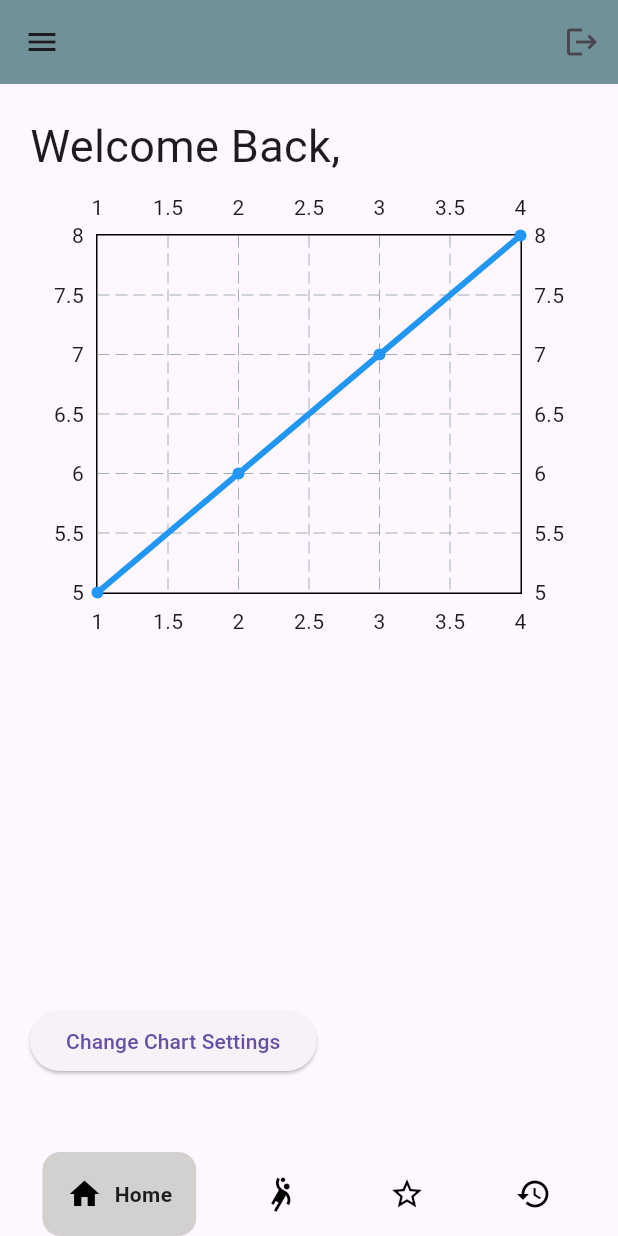
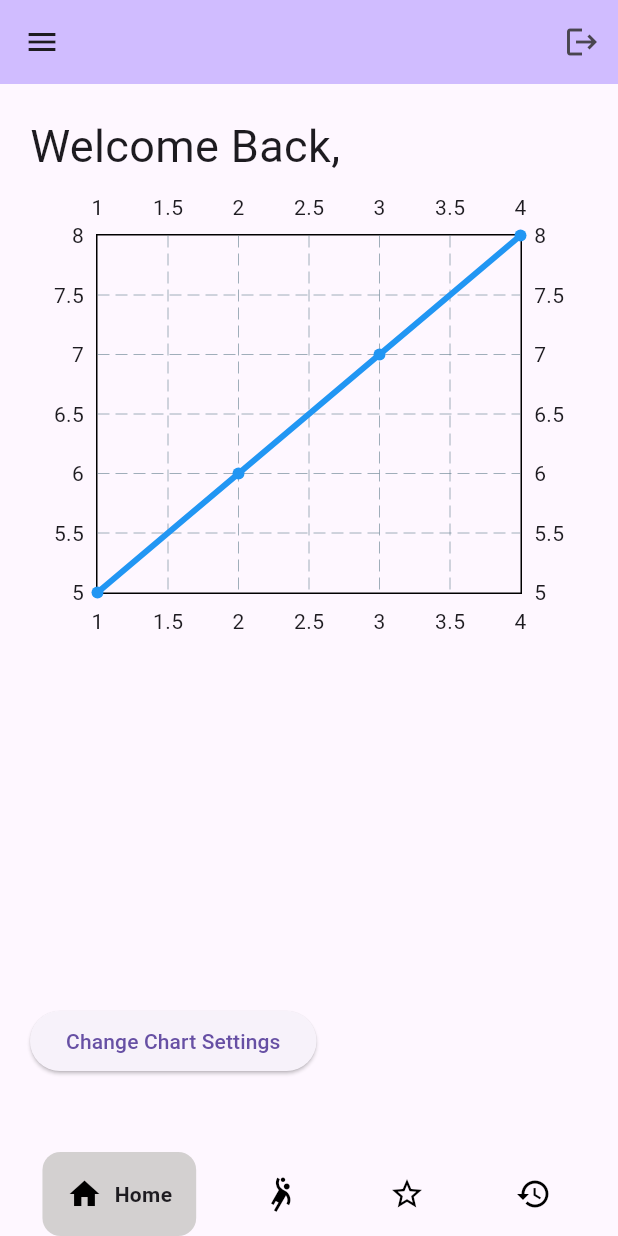
Before and after one commit to marcsaffold17/GetFitApp, a Flutter app: the MyHomePage screen opened directly, on a phone screen of 412 x 824 dp. Run offline on Flutter 3.47's test engine with Material 3 defaults, Android fonts, the phone set to English and light mode, and no system bars; drawn by our look-alikes of fl_chart, google_nav_bar; our stand-ins replace cloud_firestore, firebase_core, shared_preferences; accounts and stored records are empty.

Commit message:
restored background color

```diff
--- a/get_fit_app/lib/view/HomePage.dart
+++ b/get_fit_app/lib/view/HomePage.dart
@@ -130,7 +130,7 @@ class _MyHomePageState extends State<MyHomePage> {
     return Scaffold(
       appBar: AppBar(
         title: const Text(""),
-        backgroundColor:  Color.fromRGBO(78, 119, 128, 0.8),
+        backgroundColor: Theme.of(context).colorScheme.inversePrimary,
         actions: [
           IconButton(icon: const Icon(Icons.logout), onPressed: _logout),
         ],
```
